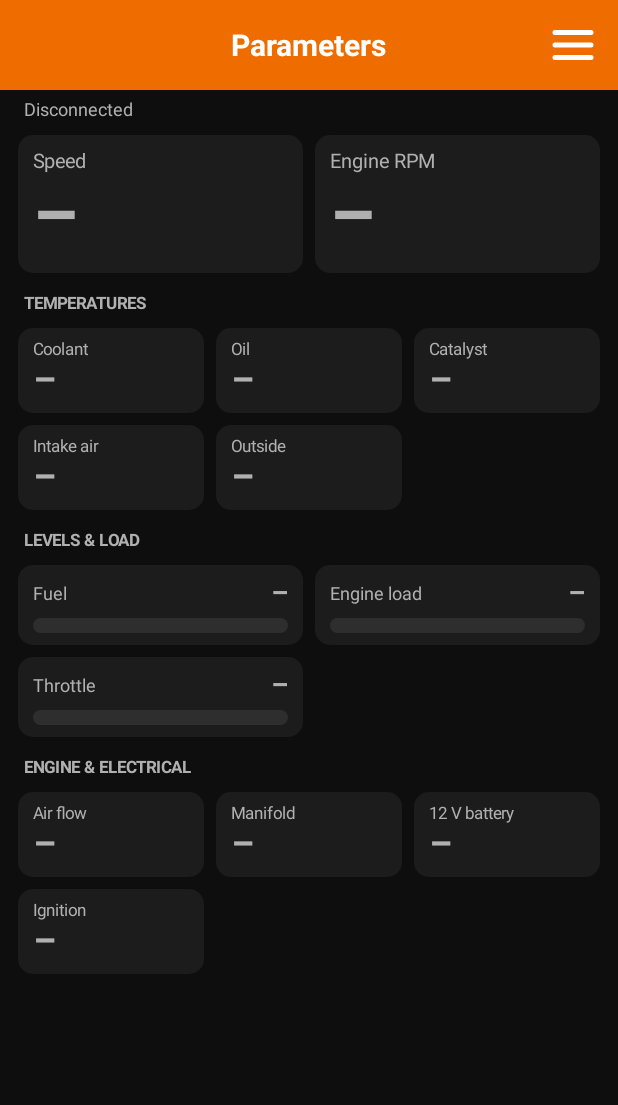
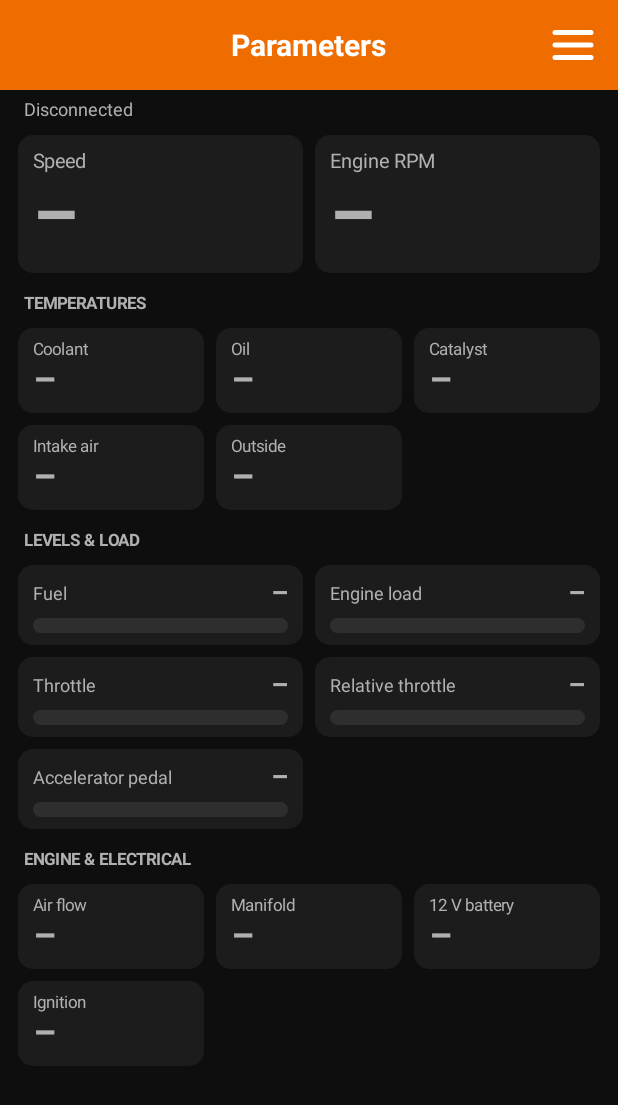
Before and after one commit to rotariTudor/revReport, an Android app built with Jetpack Compose: the screen it shows after launch (MainActivity), on a phone screen of 412 x 824 dp. Shown: the top 1105 px of the screen. Run offline under Robolectric (Android 15) with nearby library versions, the phone set to English and light mode, and no system bars.

Commit message:
1.2.1 Added relative throttle and Accelerator pedal to LEVELS & LOAD

```diff
--- a/revReport/app/src/main/java/com/thrust/revreport/MainActivity.kt
+++ b/revReport/app/src/main/java/com/thrust/revreport/MainActivity.kt
@@ -762,7 +762,7 @@ private fun ParametersScreen(
 // Ce parametru merge în ce grup
 private val HERO_KEYS = listOf("vss", "rpm")
 private val TEMP_KEYS = listOf("ect", "oilt", "cat", "iat", "aat")
-private val LEVEL_KEYS = listOf("fuel", "hvbat", "adblue", "load", "tp")
+private val LEVEL_KEYS = listOf("fuel", "hvbat", "adblue", "load", "tp", "tprel", "pedal")
 
 private val OkGreen = Color(0xFF4CAF50)
 private val WarnYellow = Color(0xFFFFD600)
@@ -802,6 +802,11 @@ private fun shortLabel(p: ObdParameter): String = when (p.key) {
 private fun valueColor(key: String, raw: String?): Color {
     val v = raw?.replace(',', '.')?.toDoubleOrNull() ?: return TextMain
     return when (key) {
+        "tprel" -> when {
+            v < 50 -> OkGreen
+            v <= 75 -> WarnOrange
+            else -> BadRed
+        }
         "tp" -> when {
             v < 50 -> OkGreen
             v <= 75 -> WarnOrange
--- a/revReport/app/src/main/java/com/thrust/revreport/ObdParameters.kt
+++ b/revReport/app/src/main/java/com/thrust/revreport/ObdParameters.kt
@@ -34,6 +34,8 @@ private fun List<Int>.ab(): Int? {
 }
 
 val obdParameters = listOf(
+    ObdParameter("tprel", "RTP", "Relative throttle", "%", "0145") { it.a()?.let { v -> v * 100.0 / 255.0 } },
+    ObdParameter("pedal", "PED", "Accelerator pedal", "%", "0149") { it.a()?.let { v -> v * 100.0 / 255.0 } },
     ObdParameter("rpm", "RPM", "Engine RPM", "rpm", "010C") { it.ab()?.let { v -> v / 4.0 } },
     ObdParameter("vss", "VSS", "Vehicle speed", "km/h", "010D") { it.a()?.toDouble() },
     ObdParameter("ect", "ECT", "Engine coolant temperature", "°C", "0105") { it.a()?.let { v -> v - 40.0 } },
```
